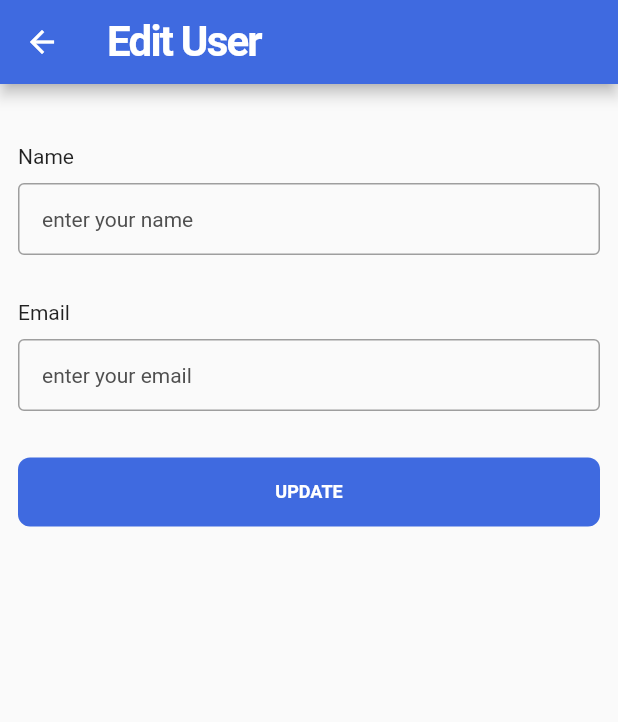
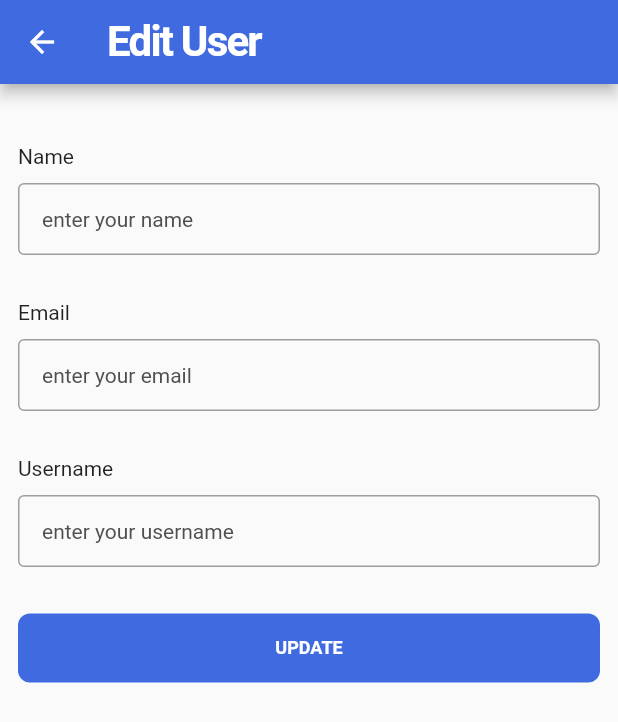
Before and after one commit to Mr-Malomz/flutter_api, a Flutter app: the ModifyUser screen opened directly, on a phone screen of 412 x 824 dp. Shown: the top 722 px of the screen. Run offline on Flutter 3.47's test engine with Material 2 defaults, Android fonts, the phone set to English and light mode, and no system bars; our stand-ins replace email_validator.

Commit message:
username field

```diff
--- a/lib/screens/modify_user.dart
+++ b/lib/screens/modify_user.dart
@@ -11,7 +11,6 @@ class ModifyUser extends StatefulWidget {
 }
 
 class _ModifyUserState extends State<ModifyUser> {
-
   final _formKey = GlobalKey<FormState>();
 
   @override
@@ -42,6 +41,8 @@ class _ModifyUserState extends State<ModifyUser> {
                 hint: 'enter your email',
                 isEmail: true,
               ),
+              const SizedBox(height: 30.0),
+              _InputField(title: 'Username', hint: 'enter your username'),
               const SizedBox(height: 30.0),
               TextButton(
                 onPressed: () {
```
